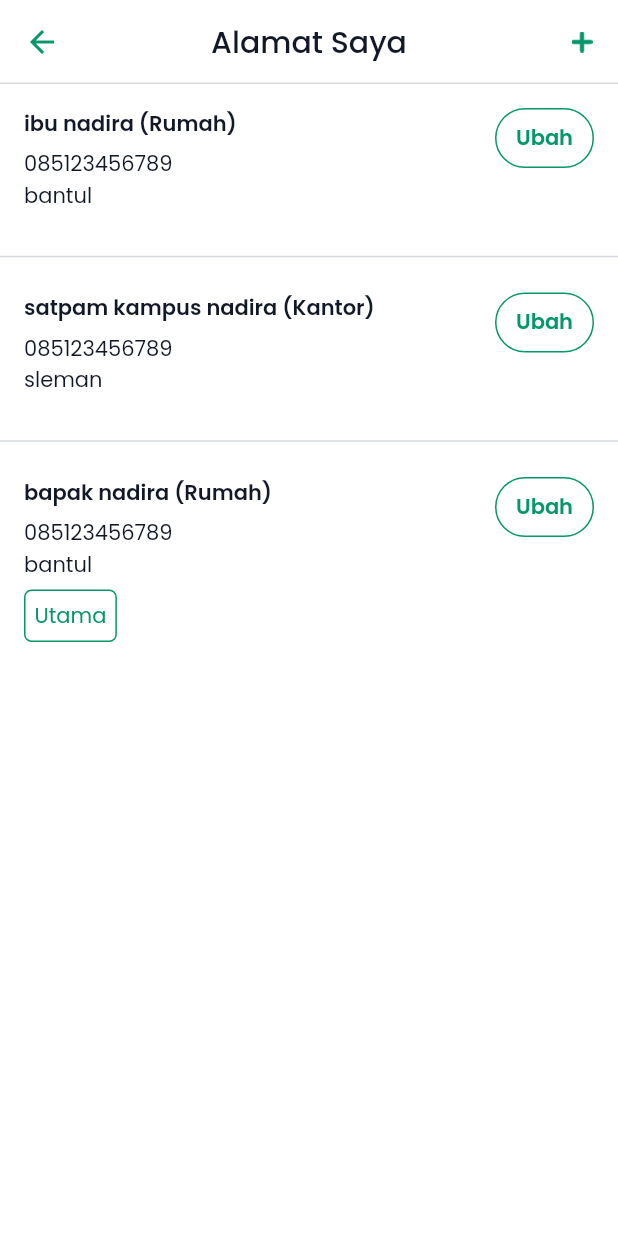
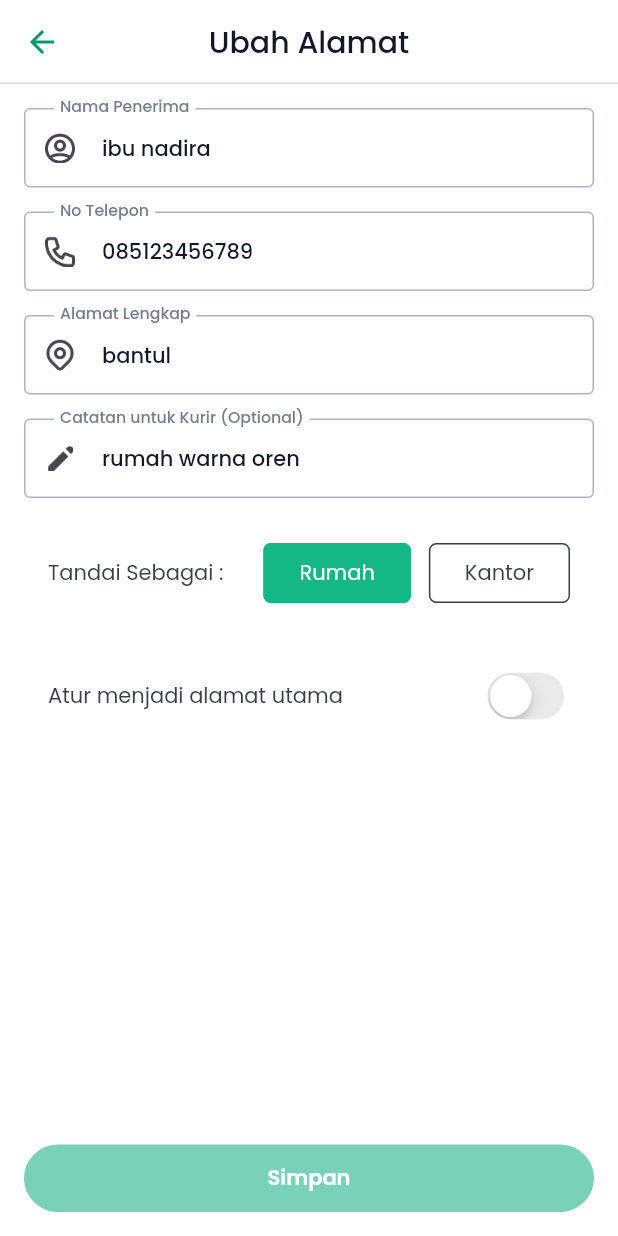
Before and after one commit to Ecowave-Alterra/ecowave-flutter, a Flutter app: the AddressPage screen opened directly, after a tap on "Ubah", on a phone screen of 412 x 824 dp. Run offline on Flutter 3.47's test engine with Material 2 defaults, Android fonts, the phone set to English and light mode, and no system bars; our stand-ins replace another_flushbar, carousel_slider, equatable, file_picker, flutter_bloc, flutter_countdown_timer and 4 more; network calls fail.

Commit message:
success update address with mock request

```diff
--- a/lib/features/address/bloc/address/address_event.dart
+++ b/lib/features/address/bloc/address/address_event.dart
@@ -15,3 +15,12 @@ class AddAddressesEvent extends AddressEvent {
     required this.request,
   });
 }
+
+class UpdateAddressesEvent extends AddressEvent {
+  final int id;
+  final AddressRequest request;
+  const UpdateAddressesEvent({
+    required this.id,
+    required this.request,
+  });
+}
--- a/lib/features/address/model/models/address_model.dart
+++ b/lib/features/address/model/models/address_model.dart
@@ -10,8 +10,8 @@ class AddressModel {
   final String recipient;
   final String phoneNumber;
   final String address;
-  final String note;
-  final String mark;
+  final String? note;
+  final String? mark;
   final bool isPrimary;
   final int userId;
 
@@ -20,8 +20,8 @@ class AddressModel {
     required this.recipient,
     required this.phoneNumber,
     required this.address,
-    required this.note,
-    required this.mark,
+    this.note,
+    this.mark,
     required this.isPrimary,
     required this.userId,
   });
--- a/lib/features/address/view/pages/address_page.dart
+++ b/lib/features/address/view/pages/address_page.dart
@@ -1,6 +1,7 @@
 import 'package:ecowave/core.dart';
 import 'package:ecowave/features/address/bloc/address/address_bloc.dart';
 import 'package:ecowave/features/address/view/pages/add_adress_page.dart';
+import 'package:ecowave/features/address/view/pages/update_adress_page.dart';
 import 'package:flutter/material.dart';
 import 'package:flutter_bloc/flutter_bloc.dart';
 
@@ -111,7 +112,9 @@ class AddressPage extends StatelessWidget {
                             border: Border.all(color: AppColors.primary500),
                           ),
                           child: TextButton(
-                            onPressed: () {},
+                            onPressed: () => context.push(UpdateAddressPage(
+                              addressModel: state.data[index],
+                            )),
                             child: const Text(
                               'Ubah',
                               style: TextStyle(
--- /dev/null
+++ b/lib/features/address/view/pages/update_adress_page.dart
@@ -0,0 +1,264 @@
+import 'package:ecowave/core.dart';
+import 'package:ecowave/features/address/bloc/address/address_bloc.dart';
+import 'package:ecowave/features/address/model/models/address_model.dart';
+import 'package:ecowave/features/address/model/models/address_request.dart';
+import 'package:ecowave/features/address/view/widget/place_button_widget.dart';
+import 'package:flutter/cupertino.dart';
+import 'package:flutter/material.dart';
+import 'package:flutter_bloc/flutter_bloc.dart';
+
+class UpdateAddressPage extends StatefulWidget {
+  final AddressModel addressModel;
+
+  const UpdateAddressPage({
+    super.key,
+    required this.addressModel,
+  });
+
+  @override
+  State<UpdateAddressPage> createState() => _UpdateAddressPageState();
+}
+
+class _UpdateAddressPageState extends State<UpdateAddressPage> {
+  final GlobalKey<FormState> formKey = GlobalKey<FormState>();
+  final TextEditingController nameController = TextEditingController();
+  final TextEditingController phoneController = TextEditingController();
+  final TextEditingController addressController = TextEditingController();
+  final TextEditingController noteController = TextEditingController();
+  final ValueNotifier<bool> isExist = ValueNotifier<bool>(false);
+
+  bool isSwitched = false;
+  int currentIndexMark = 0;
+
+  @override
+  void dispose() {
+    nameController.clear();
+    phoneController.clear();
+    addressController.clear();
+    noteController.clear();
+    super.dispose();
+  }
+
+  @override
+  Widget build(BuildContext context) {
+    nameController.text = widget.addressModel.recipient;
+    phoneController.text = widget.addressModel.phoneNumber;
+    addressController.text = widget.addressModel.address;
+    noteController.text = widget.addressModel.note ?? "";
+    isSwitched = widget.addressModel.isPrimary;
+
+    String? mark = widget.addressModel.mark;
+
+    if (mark == "Rumah") {
+      currentIndexMark = 1;
+    } else if (mark == "Kantor") {
+      currentIndexMark = 2;
+    }
+
+    return WillPopScope(
+      onWillPop: () async {
+        showConfirmation(
+          title: "Keluar Halaman?",
+          message: "Perubahan tidak tersimpan. Yakin ingin buang perubahan?",
+          nameButtonConfirmation: "Keluar",
+          nameButtonUnConfirmation: "Batal",
+          colorButtonConfirmation: AppColors.error500,
+          pressNavConfirmation: () {
+            context.pop();
+            context.pop();
+          },
+          context: context,
+        );
+        return false;
+      },
+      child: Scaffold(
+        appBar: AppBar(
+          title: const Text('Ubah Alamat'),
+        ),
+        body: Form(
+          key: formKey,
+          child: ListView(
+            padding: const EdgeInsets.all(16.0),
+            children: [
+              EcoFormInput(
+                controller: nameController,
+                icon: const ImageIcon(AppIcons.name),
+                label: 'Nama Penerima',
+                hint: 'Nama Penerima',
+                keyboardType: TextInputType.name,
+                floatingLabelBehavior: FloatingLabelBehavior.auto,
+                onChanged: (value) {
+                  if (value.isNotEmpty &&
+                      phoneController.text.isNotEmpty &&
+                      addressController.text.isNotEmpty) {
+                    isExist.value = true;
+                  } else {
+                    isExist.value = false;
+                  }
+                },
+              ),
+              16.0.height,
+              EcoFormInput(
+                controller: phoneController,
+                icon: const ImageIcon(AppIcons.numberPhone),
+                label: 'No Telepon',
+                hint: 'No Telepon',
+                keyboardType: TextInputType.phone,
+                floatingLabelBehavior: FloatingLabelBehavior.auto,
+                onChanged: (value) {
+                  if (value.isNotEmpty &&
+                      nameController.text.isNotEmpty &&
+                      addressController.text.isNotEmpty) {
+                    isExist.value = true;
+                  } else {
+                    isExist.value = false;
+                  }
+                },
+                validator: (value) {
+                  if (value!.length > 13) {
+                    return "Nomor telepon tidak boleh lebih dari 13 digit";
+                  } else if (value.isNotValidPhoneNumber()) {
+                    return "Nomor telepon tidak valid";
+                  } else {
+                    return null;
+                  }
+                },
+              ),
+              16.0.height,
+              EcoFormInput(
+                controller: addressController,
+                icon: const ImageIcon(AppIcons.alamat),
+                label: 'Alamat Lengkap',
+                hint: 'Alamat Lengkap',
+                keyboardType: TextInputType.streetAddress,
+                floatingLabelBehavior: FloatingLabelBehavior.auto,
+                onChanged: (value) {
+                  if (value.isNotEmpty &&
+                      phoneController.text.isNotEmpty &&
+                      nameController.text.isNotEmpty) {
+                    isExist.value = true;
+                  } else {
+                    isExist.value = false;
+                  }
+                },
+              ),
+              16.0.height,
+              EcoFormInput(
+                controller: noteController,
+                icon: const ImageIcon(AppIcons.catatan),
+                label: 'Catatan untuk Kurir (Optional)',
+                hint: 'Catatan untuk Kurir (Optional)',
+                floatingLabelBehavior: FloatingLabelBehavior.auto,
+              ),
+              26.0.height,
+              Padding(
+                padding: const EdgeInsets.symmetric(horizontal: 16),
+                child: Column(
+                  children: [
+                    Row(
+                      mainAxisAlignment: MainAxisAlignment.spaceBetween,
+                      children: [
+                        const Text(
+                          'Tandai Sebagai : ',
+                          style: TextStyle(
+                            color: AppColors.grey700,
+                          ),
+                        ),
+                        StatefulBuilder(
+                          builder: (context, changeState) => Row(
+                            children: [
+                              MyRadioListTile<int>(
+                                value: 1,
+                                groupValue: currentIndexMark,
+                                onChanged: (index) {
+                                  currentIndexMark = index!;
+                                  changeState(() {});
+                                },
+                                leading: 'Rumah',
+                              ),
+                              12.0.width,
+                              MyRadioListTile<int>(
+                                value: 2,
+                                groupValue: currentIndexMark,
+                                onChanged: (index) {
+                                  currentIndexMark = index!;
+                                  changeState(() {});
+                                },
+                                leading: 'Kantor',
+                              ),
+                            ],
+                          ),
+                        ),
+                      ],
+                    ),
+                    38.5.height,
+                    Row(
+                      mainAxisAlignment: MainAxisAlignment.spaceBetween,
+                      children: [
+                        const Text(
+                          'Atur menjadi alamat utama',
+                          style: TextStyle(
+                            fontSize: 14,
+                            fontWeight: AppFontWeight.regular,
+                            color: AppColors.grey700,
+                          ),
+                        ),
+                        StatefulBuilder(
+                          builder: (context, changeState) => CupertinoSwitch(
+                            activeColor: AppColors.primary500,
+                            value: isSwitched,
+                            onChanged: (value) {
+                              isSwitched = value;
+                              changeState(() {});
+                            },
+                          ),
+                        ),
+                      ],
+                    )
+                  ],
+                ),
+              ),
+            ],
+          ),
+        ),
+        floatingActionButtonLocation: FloatingActionButtonLocation.centerDocked,
+        floatingActionButton: Padding(
+          padding: const EdgeInsets.all(AppSizes.primary),
+          child: ValueListenableBuilder<bool>(
+            valueListenable: isExist,
+            builder: (context, value, _) => EcoFormButton(
+              height: 45.0,
+              label: "Simpan",
+              onPressed: value
+                  ? () {
+                      if (currentIndexMark == 1) {
+                        mark = "Rumah";
+                      } else if (currentIndexMark == 2) {
+                        mark = "Kantor";
+                      }
+
+                      if (formKey.currentState!.validate()) {
+                        context.read<AddressBloc>().add(UpdateAddressesEvent(
+                              id: widget.addressModel.userAddress,
+                              request: AddressRequest(
+                                recipient: nameController.text,
+                                phoneNumber: phoneController.text,
+                                address: addressController.text,
+                                note: noteController.text,
+                                mark: mark,
+                                isPrimary: isSwitched,
+                              ),
+                            ));
+                        context.pop();
+                        "Yey! Kamu berhasil memperbarui alamat"
+                            .succeedBar(context);
+                      }
+                    }
+                  : null,
+            ),
+          ),
+        ),
+      ),
+    );
+  }
+}
--- a/lib/features/payment/view/widgets/shipping_address_card.dart
+++ b/lib/features/payment/view/widgets/shipping_address_card.dart
@@ -1,5 +1,6 @@
 import 'package:ecowave/core.dart';
 import 'package:ecowave/features/address/model/models/address_model.dart';
+import 'package:ecowave/features/address/view/pages/update_adress_page.dart';
 import 'package:flutter/material.dart';
 
 class ShippingAddressCard extends StatelessWidget {
@@ -81,7 +82,9 @@ class ShippingAddressCard extends StatelessWidget {
               child: EcoFormButton(
                 width: 62.0,
                 label: "Ubah",
-                onPressed: () {},
+                onPressed: () => context.push(UpdateAddressPage(
+                  addressModel: addressModel,
+                )),
                 backgroundColor: Colors.transparent,
                 border: Border.all(
                   color: AppColors.primary500,
```
Also changed, not shown: lib/features/address/bloc/address/address_bloc.dart (+16 -2 lines), lib/features/address/model/services/address_service.dart (+14 -3 lines).
